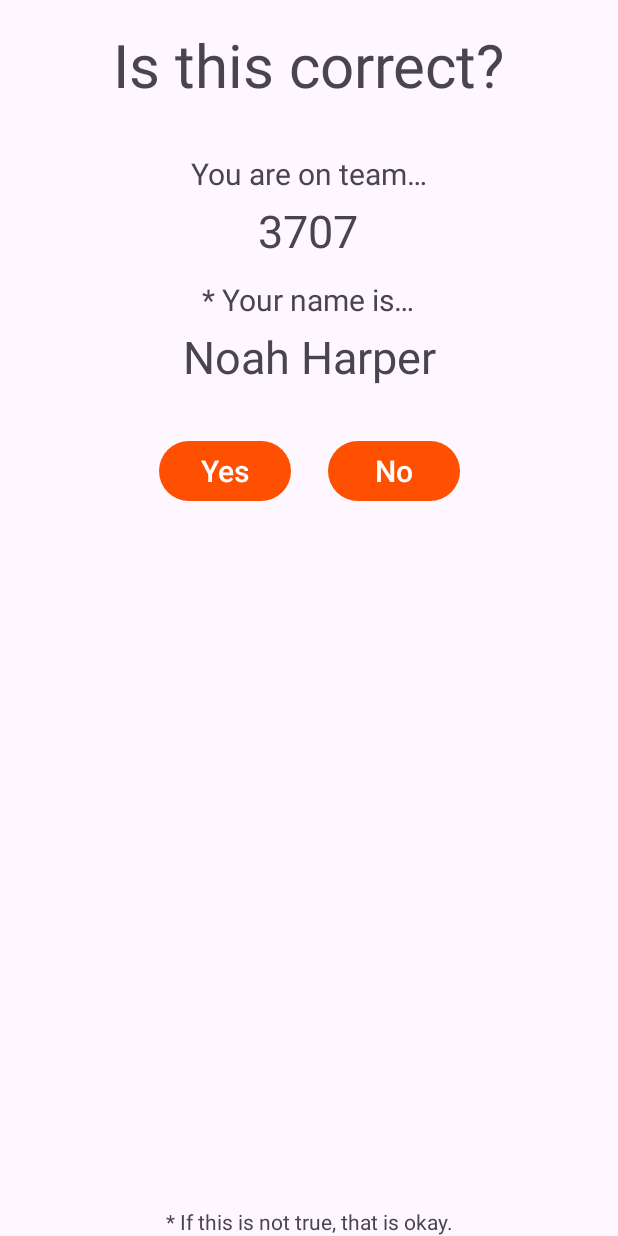
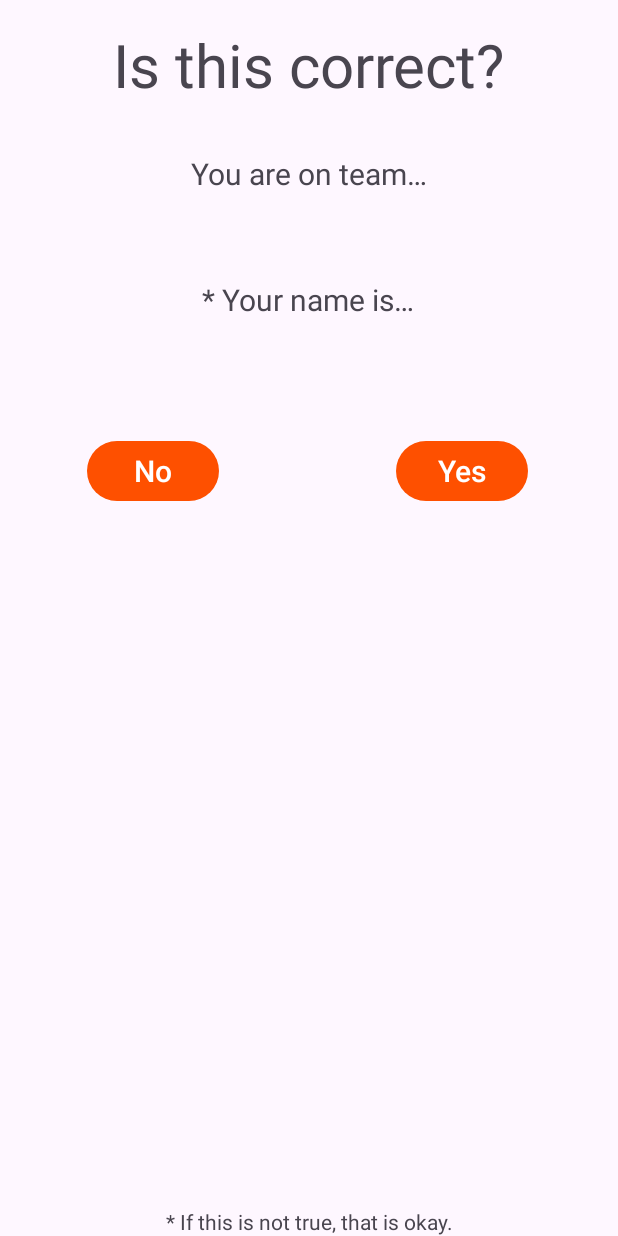
Before and after one commit to TechnoDogs-3707/pitbull, an Android app: the ConfirmDataActivity screen opened directly, with no data from a screen before it, on a phone screen of 412 x 824 dp. Run offline under Robolectric (Android 15) with nearby library versions, the phone set to English and light mode, and no system bars.

Commit message:
stuff not done but did a small fix and added some files

```diff
--- a/app/src/main/java/org/brightonrobotics/pitbull/ConfirmDataActivity.kt
+++ b/app/src/main/java/org/brightonrobotics/pitbull/ConfirmDataActivity.kt
@@ -3,12 +3,13 @@ package org.brightonrobotics.pitbull
 import android.content.Intent
 import android.os.Bundle
 import android.widget.Button
+import android.widget.TextView
 import androidx.appcompat.app.AppCompatActivity
 import java.io.File
 
 class ConfirmDataActivity : AppCompatActivity() {
-    private lateinit var teamNumber: Number
-    private lateinit var name: String
+    private lateinit var teamNumber: TextView
+    private lateinit var name: TextView
     private lateinit var yesButton: Button
     private lateinit var noButton: Button
 
@@ -16,11 +17,17 @@ class ConfirmDataActivity : AppCompatActivity() {
         super.onCreate(savedInstanceState)
         setContentView(R.layout.confirm_data)
 
-        teamNumber = intent.getIntExtra("teamNumber", 0)
-        name = intent.getStringExtra("name") ?: ""
+        teamNumber = findViewById(R.id.team_number)
+        teamNumber.text = intent.getStringExtra("teamNumber")
+        name = findViewById(R.id.name)
+        name.text = intent.getStringExtra("name")
 
+        noButton = findViewById(R.id.info_incorrect)
         yesButton = findViewById(R.id.info_correct)
-        noButton = findViewById(R.id.info_incorrect)
+
+        noButton.setOnClickListener {
+            startActivity(Intent(this, MentorActivity::class.java))
+        }
 
         yesButton.setOnClickListener {
             File(getExternalFilesDir(null), "settings.json").writeText(
@@ -32,9 +39,5 @@ class ConfirmDataActivity : AppCompatActivity() {
             )
             startActivity(Intent(this, MainActivity::class.java))
         }
-
-        noButton.setOnClickListener {
-            startActivity(Intent(this, MentorActivity::class.java))
-        }
     }
 }
--- a/app/src/main/java/org/brightonrobotics/pitbull/MentorActivity.kt
+++ b/app/src/main/java/org/brightonrobotics/pitbull/MentorActivity.kt
@@ -70,7 +70,7 @@ class MentorActivity : AppCompatActivity() {
 
         findViewById<Button>(R.id.continue_button_mentor).setOnClickListener {
             val intent = Intent(this, ConfirmDataActivity::class.java)
-            intent.putExtra("userData", auth.currentUser)
+            intent.putExtra("name", auth.currentUser?.displayName)
             intent.putExtra("teamNumber", findViewById<EditText>(R.id.team_number_input).text.toString())
             startActivity(intent)
         }
--- a/app/src/main/res/layout/confirm_data.xml
+++ b/app/src/main/res/layout/confirm_data.xml
@@ -27,16 +27,15 @@
         app:layout_constraintTop_toBottomOf="@+id/textView6" />
 
     <TextView
-        android:id="@+id/name"
+        android:id="@+id/team_number"
         android:layout_width="wrap_content"
         android:layout_height="wrap_content"
         android:layout_marginTop="4dp"
-        android:text="@string/noah_harper"
         android:textSize="30sp"
-        app:layout_constraintEnd_toEndOf="@+id/textView4"
-        app:layout_constraintHorizontal_bias="0.486"
-        app:layout_constraintStart_toStartOf="@+id/textView4"
-        app:layout_constraintTop_toBottomOf="@+id/textView4" />
+        app:layout_constraintEnd_toEndOf="@+id/textView2"
+        app:layout_constraintHorizontal_bias="0.494"
+        app:layout_constraintStart_toStartOf="@+id/textView2"
+        app:layout_constraintTop_toBottomOf="@+id/textView2" />
 
     <TextView
         android:id="@+id/textView4"
@@ -50,39 +49,38 @@
         app:layout_constraintTop_toBottomOf="@+id/team_number" />
 
     <TextView
-        android:id="@+id/team_number"
+        android:id="@+id/name"
         android:layout_width="wrap_content"
         android:layout_height="wrap_content"
         android:layout_marginTop="4dp"
-        android:text="@string/team_number_3707"
         android:textSize="30sp"
-        app:layout_constraintEnd_toEndOf="@+id/textView2"
-        app:layout_constraintHorizontal_bias="0.494"
-        app:layout_constraintStart_toStartOf="@+id/textView2"
-        app:layout_constraintTop_toBottomOf="@+id/textView2" />
-
-    <Button
-        android:id="@+id/info_correct"
-        android:layout_width="wrap_content"
-        android:layout_height="wrap_content"
-        android:layout_marginStart="-16dp"
-        android:layout_marginTop="32dp"
-        android:text="@string/yes"
-        android:textColor="@color/white"
-        android:textSize="20sp"
-        app:layout_constraintStart_toStartOf="@+id/name"
-        app:layout_constraintTop_toBottomOf="@+id/name" />
+        app:layout_constraintEnd_toEndOf="@+id/textView4"
+        app:layout_constraintHorizontal_bias="0.486"
+        app:layout_constraintStart_toStartOf="@+id/textView4"
+        app:layout_constraintTop_toBottomOf="@+id/textView4" />
 
     <Button
         android:id="@+id/info_incorrect"
         android:layout_width="wrap_content"
         android:layout_height="wrap_content"
         android:layout_marginTop="32dp"
-        android:layout_marginEnd="-16dp"
         android:text="@string/no"
         android:textColor="@color/white"
         android:textSize="20sp"
         app:layout_constraintEnd_toEndOf="@+id/name"
+        app:layout_constraintStart_toStartOf="parent"
+        app:layout_constraintTop_toBottomOf="@+id/name" />
+
+    <Button
+        android:id="@+id/info_correct"
+        android:layout_width="wrap_content"
+        android:layout_height="wrap_content"
+        android:layout_marginTop="32dp"
+        android:text="@string/yes"
+        android:textColor="@color/white"
+        android:textSize="20sp"
+        app:layout_constraintEnd_toEndOf="parent"
+        app:layout_constraintStart_toStartOf="@+id/name"
         app:layout_constraintTop_toBottomOf="@+id/name" />
 
     <TextView
```
Also changed, not shown: app/src/main/java/org/brightonrobotics/pitbull/DisplayTeamDataActivity.kt (added, +11 -0 lines), app/src/main/java/org/brightonrobotics/pitbull/MainActivity.kt (+2 -6 lines), app/src/main/res/layout/display_team_data.xml (added, +17 -0 lines).
